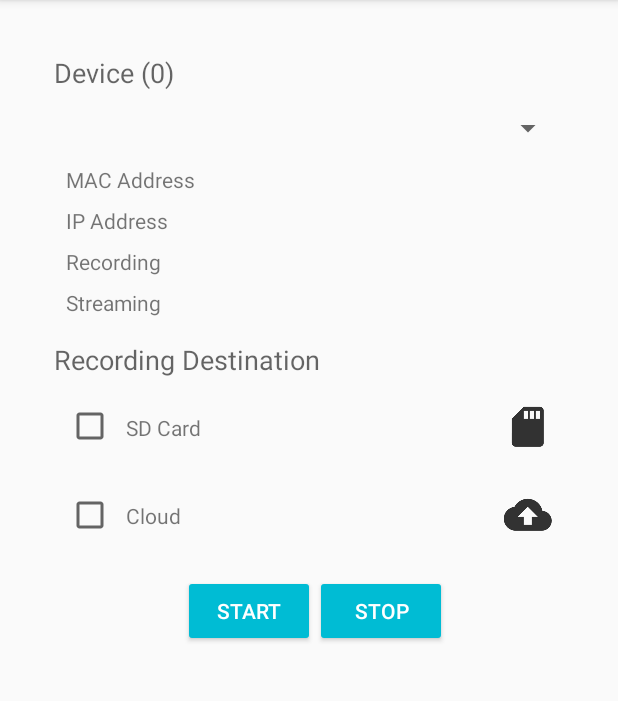
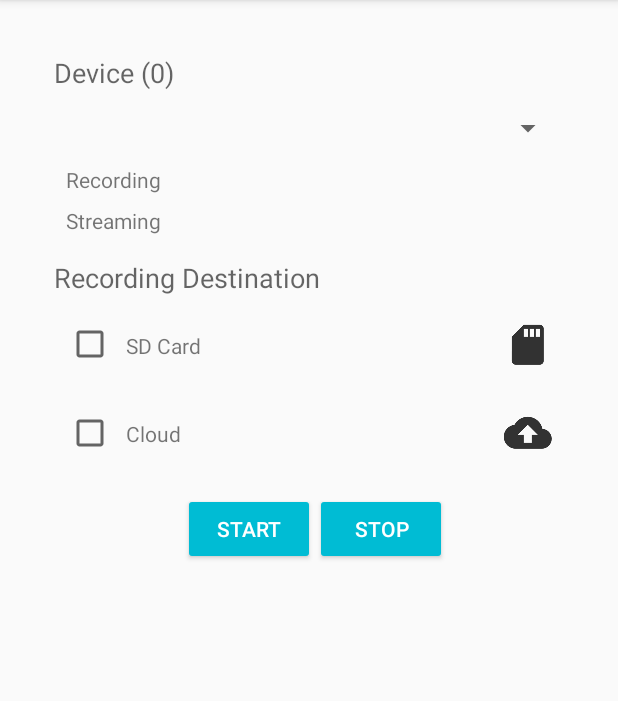
Before and after one commit to DavidMCarek/WEEGI, an Android app: the screen it shows after launch (MainActivity), on a phone screen of 412 x 824 dp, the part 84-785 px from its top. Run offline under Robolectric (Android 15) with nearby library versions, the phone set to English and light mode, and no system bars; our stand-ins replace ButterKnife; libraries missing offline, so code that uses them is left out: io.resourcepool.jarpic; 4 statements that could not run were skipped.

Commit message:
fixed display for descision

```diff
--- a/Android/app/src/main/res/layout/activity_main.xml
+++ b/Android/app/src/main/res/layout/activity_main.xml
@@ -60,54 +60,6 @@
                     app:layout_constraintStart_toStartOf="parent"
                     app:layout_constraintTop_toBottomOf="@+id/device_text"/>
 
-
-                <TextView
-                    android:id="@+id/mac_address_text"
-                    android:layout_width="wrap_content"
-                    android:layout_height="wrap_content"
-                    android:layout_marginBottom="8dp"
-                    android:layout_marginEnd="8dp"
-                    android:layout_marginStart="8dp"
-                    android:layout_marginTop="8dp"
-                    android:text="MAC Address"
-                    app:layout_constraintTop_toBottomOf="@id/device_spinner"
-                    app:layout_constraintLeft_toLeftOf="@id/device_spinner"/>
-
-                <TextView
-                    android:id="@+id/mac_address_value"
-                    android:layout_width="wrap_content"
-                    android:layout_height="wrap_content"
-                    android:layout_marginBottom="8dp"
-                    android:layout_marginEnd="8dp"
-                    android:layout_marginStart="8dp"
-                    android:layout_marginTop="8dp"
-                    app:layout_constraintTop_toBottomOf="@id/device_spinner"
-                    app:layout_constraintLeft_toRightOf="@id/mac_address_text"/>
-
-                <TextView
-                    android:id="@+id/ip_address_text"
-                    android:layout_width="wrap_content"
-                    android:layout_height="wrap_content"
-                    android:layout_marginBottom="8dp"
-                    android:layout_marginEnd="8dp"
-                    android:layout_marginStart="8dp"
-                    android:layout_marginTop="8dp"
-                    app:layout_constraintTop_toBottomOf="@id/mac_address_text"
-                    app:layout_constraintLeft_toLeftOf="@id/device_spinner"
-                    android:text="IP Address"/>
-
-                <TextView
-                    android:id="@+id/ip_address_value"
-                    android:layout_width="wrap_content"
-                    android:layout_height="wrap_content"
-                    android:layout_marginBottom="8dp"
-                    android:layout_marginEnd="8dp"
-                    android:layout_marginStart="8dp"
-                    android:layout_marginTop="8dp"
-                    app:layout_constraintTop_toBottomOf="@id/mac_address_value"
-                    app:layout_constraintLeft_toRightOf="@id/mac_address_text"
-                    />
-
                 <TextView
                     android:id="@+id/is_recording_text"
                     android:layout_width="wrap_content"
@@ -116,7 +68,7 @@
                     android:layout_marginEnd="8dp"
                     android:layout_marginStart="8dp"
                     android:layout_marginTop="8dp"
-                    app:layout_constraintTop_toBottomOf="@id/ip_address_text"
+                    app:layout_constraintTop_toBottomOf="@id/device_spinner"
                     app:layout_constraintLeft_toLeftOf="@id/device_spinner"
                     android:text="Recording"
                     />
@@ -129,8 +81,8 @@
                     android:layout_marginEnd="8dp"
                     android:layout_marginStart="8dp"
                     android:layout_marginTop="8dp"
-                    app:layout_constraintTop_toBottomOf="@id/ip_address_value"
-                    app:layout_constraintLeft_toRightOf="@id/mac_address_text"
+                    app:layout_constraintTop_toBottomOf="@id/device_spinner"
+                    app:layout_constraintLeft_toRightOf="@id/is_recording_text"
                     />
 
                 <TextView
@@ -155,7 +107,7 @@
                     android:layout_marginStart="8dp"
                     android:layout_marginTop="8dp"
                     app:layout_constraintTop_toBottomOf="@id/is_recording_value"
-                    app:layout_constraintLeft_toRightOf="@id/mac_address_text"
+                    app:layout_constraintLeft_toRightOf="@id/is_recording_text"
                     />
 
             </android.support.constraint.ConstraintLayout>
```
